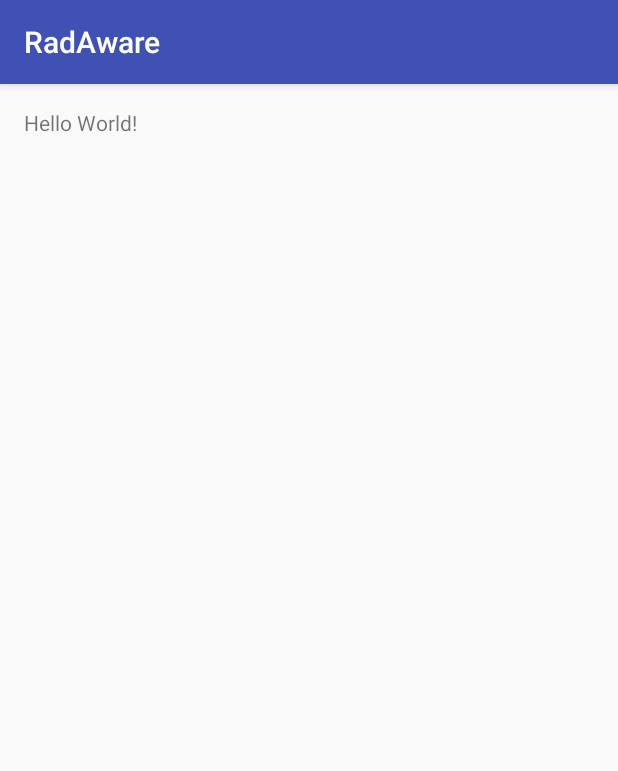
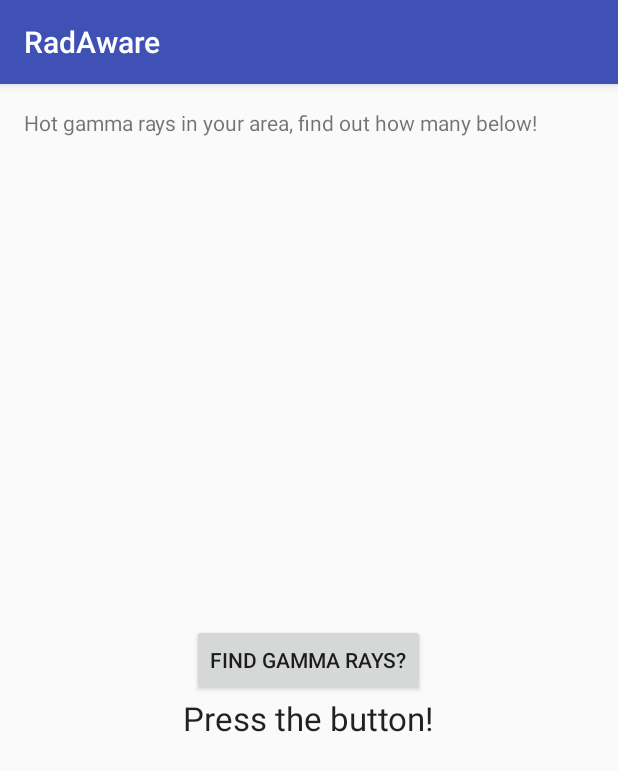
Before and after one commit to RadioAndrea/RadAware, an Android app: the screen it shows after launch (MainActivity), on a phone screen of 412 x 824 dp. Shown: the top 771 px of the screen. Run offline under Robolectric (Android 15) with nearby library versions, the phone set to English and light mode, and no system bars.

Commit message:
fixed main

```diff
--- a/app/src/main/AndroidManifest.xml
+++ b/app/src/main/AndroidManifest.xml
@@ -5,6 +5,8 @@
     <uses-permission android:name="android.permission.CAMERA"></uses-permission>
     <uses-permission android:name="android.permission.ACCESS_COARSE_LOCATION"></uses-permission>
     <uses-permission android:name="android.permission.ACCESS_FINE_LOCATION"></uses-permission>
+    <uses-permission android:name="android.permission.WRITE_EXTERNAL_STORAGE"/>
+    <uses-feature android:name="android.hardware.Camera"></uses-feature>
 
     <application
         android:allowBackup="true"
--- a/app/src/main/java/radioandrea/net/radaware/MainActivity.java
+++ b/app/src/main/java/radioandrea/net/radaware/MainActivity.java
@@ -1,15 +1,77 @@
 package radioandrea.net.radaware;
 
+import android.app.Activity;
+import android.content.Intent;
+import android.graphics.Bitmap;
+import android.graphics.BitmapFactory;
+import android.hardware.Camera;
+import android.net.Uri;
+import android.os.Environment;
+import android.os.IBinder;
+import android.provider.MediaStore;
 import android.support.v7.app.AppCompatActivity;
 import android.os.Bundle;
+import android.util.Log;
+import android.view.View;
+import android.widget.Button;
+import android.widget.ImageView;
+import android.widget.TextView;
+import android.widget.Toast;
+
+import java.io.File;
+import java.io.FileNotFoundException;
+import java.io.FileOutputStream;
+import java.io.IOException;
+import java.io.InputStream;
+import java.util.TimerTask;
 
 public class MainActivity extends AppCompatActivity {
+
+    private Uri outputFileUri;
+    private ImageView pictureView;
+    private static final int TAKE_PICTURE = 0;
+    private final File file = new File(Environment.getExternalStorageDirectory(), "implicit.jpg");
+    private final File outputFile = new File(Environment.getExternalStorageDirectory(), "share.jpg");
+    private double scaleFactor;
+    private int sketch;
+    private int color;
+    private String subjectString;
+    private String textString;
 
     @Override
     protected void onCreate(Bundle savedInstanceState) {
         super.onCreate(savedInstanceState);
         setContentView(R.layout.activity_main);
 
-        //Test comment, please ignore
+        Button button = (Button) findViewById(R.id.button);
+        TextView textView = (TextView) findViewById(R.id.gammaDisplay);
+        ImageView imageView = (ImageView) findViewById(R.id.imageView);
+
+
+    }
+
+    public void launchCameraApp(View v) {
+        // create intent to take picture with camera and specify storage
+        // location so we can easily get it
+        Intent intent = new Intent(MediaStore.ACTION_IMAGE_CAPTURE);
+        outputFileUri = Uri.fromFile(file);
+        intent.putExtra(MediaStore.EXTRA_OUTPUT, outputFileUri);
+        startActivityForResult(intent, TAKE_PICTURE);
+    }
+
+    protected void onActivityResult(int requestCode, int resultCode, Intent data) {
+        switch (requestCode) {
+            case (TAKE_PICTURE):
+                takepicture(resultCode);
+                break;
+        }
+    }
+
+    private void takepicture(int resultCode) {
+        if (resultCode == RESULT_OK) {
+            Bitmap bitmap = Camera_Helpers.loadAndScaleImage(file.getAbsolutePath(), (int) (pictureView.getHeight() * scaleFactor), (int) (pictureView.getWidth() * scaleFactor));
+            pictureView.setImageBitmap(bitmap);
+            Camera_Helpers.saveProcessedImage(bitmap, file.getAbsolutePath());
+        }
     }
 }
--- a/app/src/main/res/layout/activity_main.xml
+++ b/app/src/main/res/layout/activity_main.xml
@@ -12,5 +12,37 @@
     <TextView
         android:layout_width="wrap_content"
         android:layout_height="wrap_content"
-        android:text="Hello World!" />
+        android:text="Hot gamma rays in your area, find out how many below!"
+        android:id="@+id/textView"
+        android:layout_alignParentTop="true"
+        android:layout_alignParentStart="true"
+        android:layout_alignParentEnd="true" />
+
+    <Button
+        android:layout_width="wrap_content"
+        android:layout_height="wrap_content"
+        android:text="Find gamma rays?"
+        android:id="@+id/button"
+        android:layout_centerVertical="true"
+        android:layout_centerHorizontal="true"
+        android:onClick="launchCameraApp" />
+
+    <TextView
+        android:layout_width="wrap_content"
+        android:layout_height="wrap_content"
+        android:textAppearance="?android:attr/textAppearanceLarge"
+        android:text="Press the button!"
+        android:id="@+id/gammaDisplay"
+        android:layout_below="@+id/button"
+        android:layout_centerHorizontal="true" />
+
+    <ImageView
+        android:layout_width="fill_parent"
+        android:layout_height="fill_parent"
+        android:id="@+id/imageView"
+        android:layout_alignParentBottom="true"
+        android:layout_alignParentStart="true"
+        android:layout_alignParentTop="true"
+        android:layout_alignEnd="@+id/textView" />
+
 </RelativeLayout>
```
Also changed, not shown: app/build.gradle (+4 -4 lines), app/src/main/java/radioandrea/net/radaware/Camera_Helpers.java (added, +159 -0 lines), app/src/main/java/radioandrea/net/radaware/RadService.java (deleted, +0 -43 lines).
